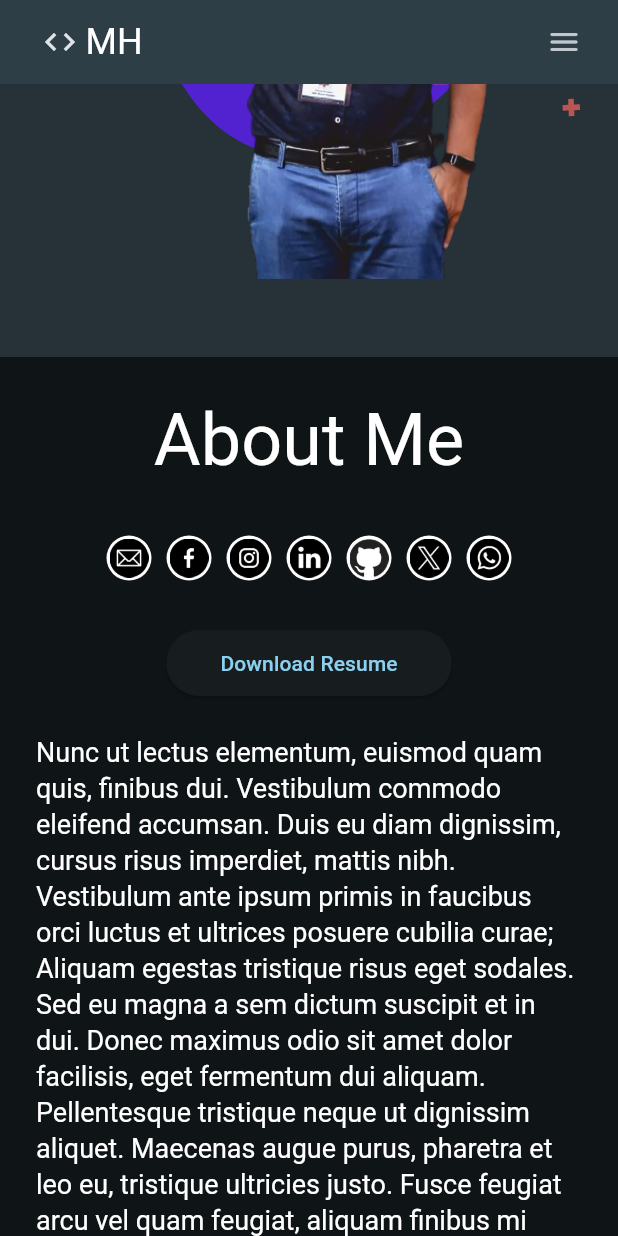
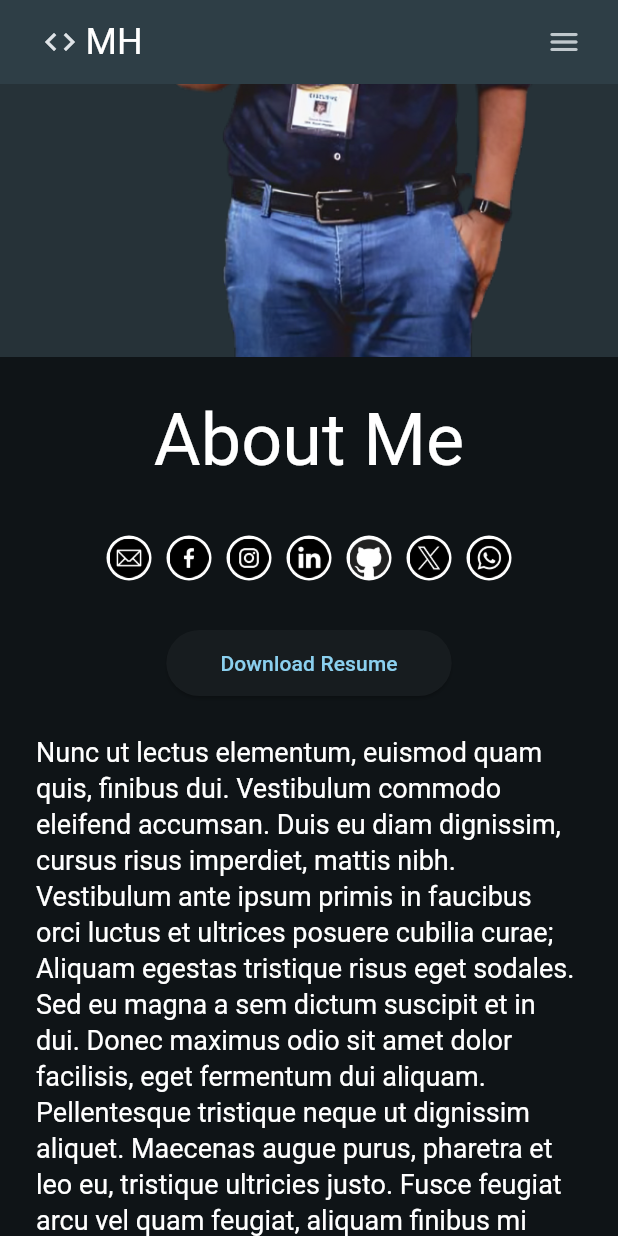
Before and after one commit to monirhelalee/portfolio_website_with_flutter, a Flutter app: the screen it shows after launch, scrolled down 576 dp, on a phone screen of 412 x 824 dp. Run offline on Flutter 3.47's test engine with Material 3 defaults, Android fonts, the phone set to English and light mode, and no system bars; our stand-ins replace flutter_svg, lottie; network calls fail.

Commit message:
image alignment change

```diff
--- a/lib/features/home/widgets/home_widget.dart
+++ b/lib/features/home/widgets/home_widget.dart
@@ -109,11 +109,12 @@ class HomeWidget extends StatelessWidget {
 
   Widget _animatedImage(context) {
     return Stack(
-      alignment: Alignment.center,
+      alignment: Alignment.topCenter,
       children: [
         if (Responsive.isMobile(context))
           Lottie.asset(
             'assets/image_background.json',
+            fit: BoxFit.fitWidth,
           )
         else
           Lottie.asset(
@@ -123,6 +124,7 @@ class HomeWidget extends StatelessWidget {
         Image.asset(
           'assets/my2.png',
           height: 500,
+          fit: BoxFit.fitHeight,
           // height: 500,
         ),
       ],
```
Also changed, not shown: 4 other files.
